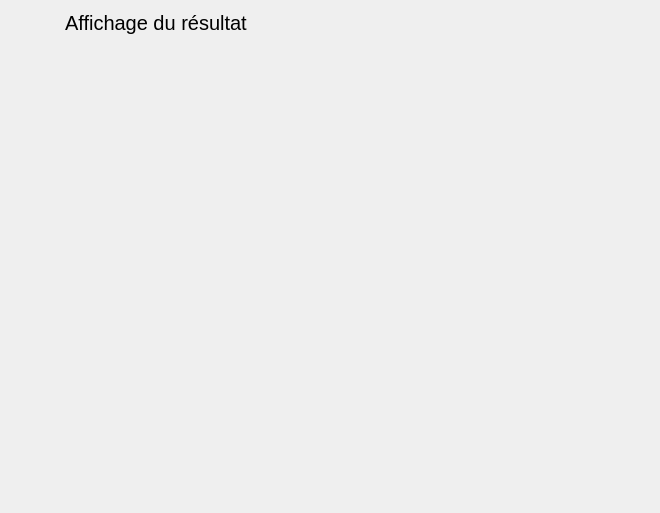
Old version of the form python/resources/ui/ResultWidget.ui in the repository introlab/OpenIMU.
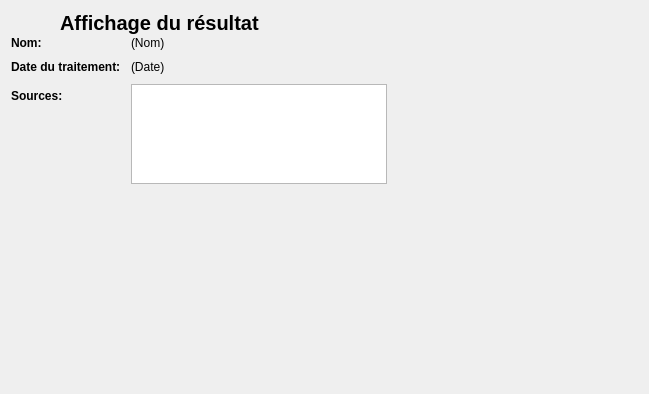
New version of the form. Icons and pictures are not drawn.

Patch:
```diff
--- a/python/resources/ui/ResultWidget.ui
+++ b/python/resources/ui/ResultWidget.ui
@@ -6,14 +6,26 @@
    <rect>
     <x>0</x>
     <y>0</y>
-    <width>660</width>
-    <height>513</height>
+    <width>649</width>
+    <height>394</height>
    </rect>
   </property>
+  <property name="sizePolicy">
+   <sizepolicy hsizetype="MinimumExpanding" vsizetype="MinimumExpanding">
+    <horstretch>0</horstretch>
+    <verstretch>0</verstretch>
+   </sizepolicy>
+  </property>
   <property name="windowTitle">
    <string>Form</string>
   </property>
   <layout class="QVBoxLayout" name="verticalLayout">
+   <property name="spacing">
+    <number>1</number>
+   </property>
+   <property name="bottomMargin">
+    <number>10</number>
+   </property>
    <item>
     <layout class="QHBoxLayout" name="horizontalLayout">
      <item>
@@ -52,7 +64,9 @@
        <property name="font">
         <font>
          <pointsize>15</pointsize>
+         <weight>75</weight>
          <italic>false</italic>
+         <bold>true</bold>
         </font>
        </property>
        <property name="text">
@@ -62,19 +76,118 @@
      </item>
     </layout>
    </item>
+   <item>
+    <layout class="QFormLayout" name="formLayout">
+     <property name="fieldGrowthPolicy">
+      <enum>QFormLayout::ExpandingFieldsGrow</enum>
+     </property>
+     <property name="horizontalSpacing">
+      <number>10</number>
+     </property>
+     <property name="verticalSpacing">
+      <number>10</number>
+     </property>
+     <item row="1" column="0">
+      <widget class="QLabel" name="lblName">
+       <property name="font">
+        <font>
+         <weight>75</weight>
+         <bold>true</bold>
+        </font>
+       </property>
+       <property name="text">
+        <string>Nom:</string>
+       </property>
+      </widget>
+     </item>
+     <item row="1" column="1">
+      <widget class="QLabel" name="lblNameValue">
+       <property name="sizePolicy">
+        <sizepolicy hsizetype="MinimumExpanding" vsizetype="Preferred">
+         <horstretch>0</horstretch>
+         <verstretch>0</verstretch>
+        </sizepolicy>
+       </property>
+       <property name="text">
+        <string>(Nom)</string>
+       </property>
+      </widget>
+     </item>
+     <item row="2" column="0">
+      <widget class="QLabel" name="lblTime">
+       <property name="font">
+        <font>
+         <weight>75</weight>
+         <bold>true</bold>
+        </font>
+       </property>
+       <property name="text">
+        <string>Date du traitement:</string>
+       </property>
+      </widget>
+     </item>
+     <item row="2" column="1">
+      <widget class="QLabel" name="lblTimeValue">
+       <property name="text">
+        <string>(Date)</string>
+       </property>
+      </widget>
+     </item>
+     <item row="3" column="0">
+      <widget class="QLabel" name="lblRecordsets">
+       <property name="font">
+        <font>
+         <weight>75</weight>
+         <bold>true</bold>
+        </font>
+       </property>
+       <property name="text">
+        <string>Sources:</string>
+       </property>
+      </widget>
+     </item>
+     <item row="3" column="1">
+      <widget class="QListWidget" name="lstSources">
+       <property name="sizePolicy">
+        <sizepolicy hsizetype="Maximum" vsizetype="Maximum">
+         <horstretch>0</horstretch>
+         <verstretch>0</verstretch>
+        </sizepolicy>
+       </property>
+       <property name="maximumSize">
+        <size>
+         <width>16777215</width>
+         <height>100</height>
+        </size>
+       </property>
+       <property name="iconSize">
+        <size>
+         <width>20</width>
+         <height>20</height>
+        </size>
+       </property>
+       <property name="layoutMode">
+        <enum>QListView::SinglePass</enum>
+       </property>
+       <property name="viewMode">
+        <enum>QListView::ListMode</enum>
+       </property>
+       <property name="wordWrap">
+        <bool>true</bool>
+       </property>
+      </widget>
+     </item>
+    </layout>
+   </item>
    <item>
     <widget class="QWidget" name="centralWidget" native="true">
      <property name="sizePolicy">
-      <sizepolicy hsizetype="Preferred" vsizetype="Expanding">
+      <sizepolicy hsizetype="MinimumExpanding" vsizetype="MinimumExpanding">
        <horstretch>0</horstretch>
        <verstretch>0</verstretch>
       </sizepolicy>
      </property>
-     <layout class="QVBoxLayout" name="verticalLayout_3">
-      <item>
-       <layout class="QVBoxLayout" name="centralLayout"/>
-      </item>
-     </layout>
+     <layout class="QVBoxLayout" name="verticalLayout_3"/>
     </widget>
    </item>
   </layout>
```
